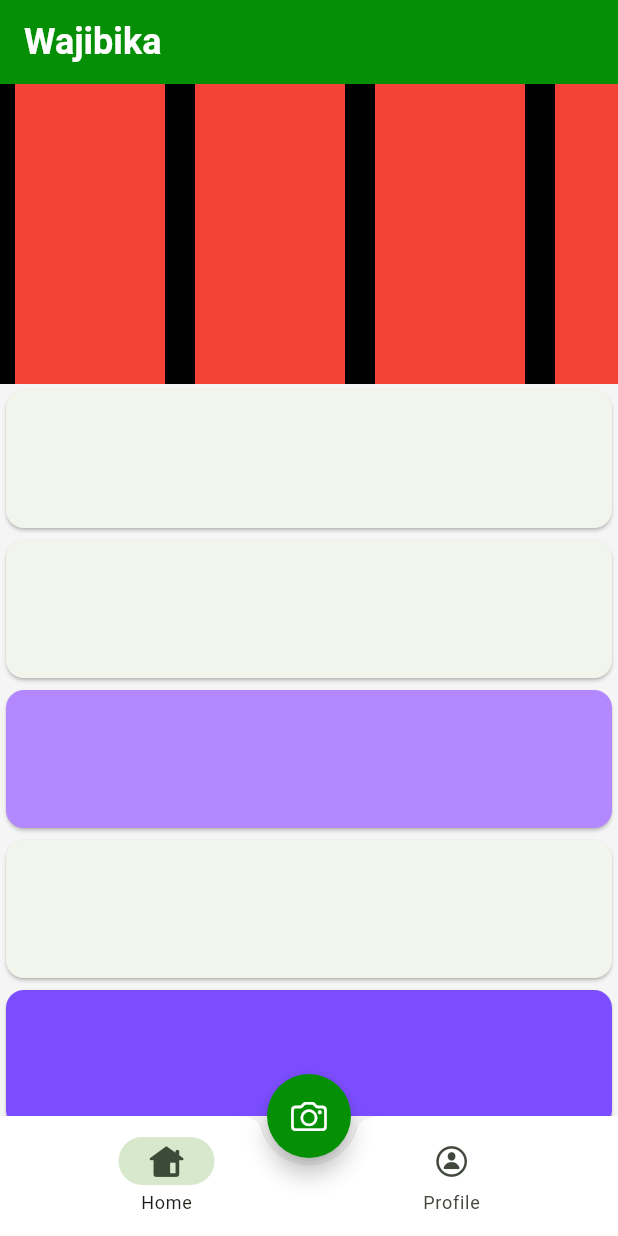
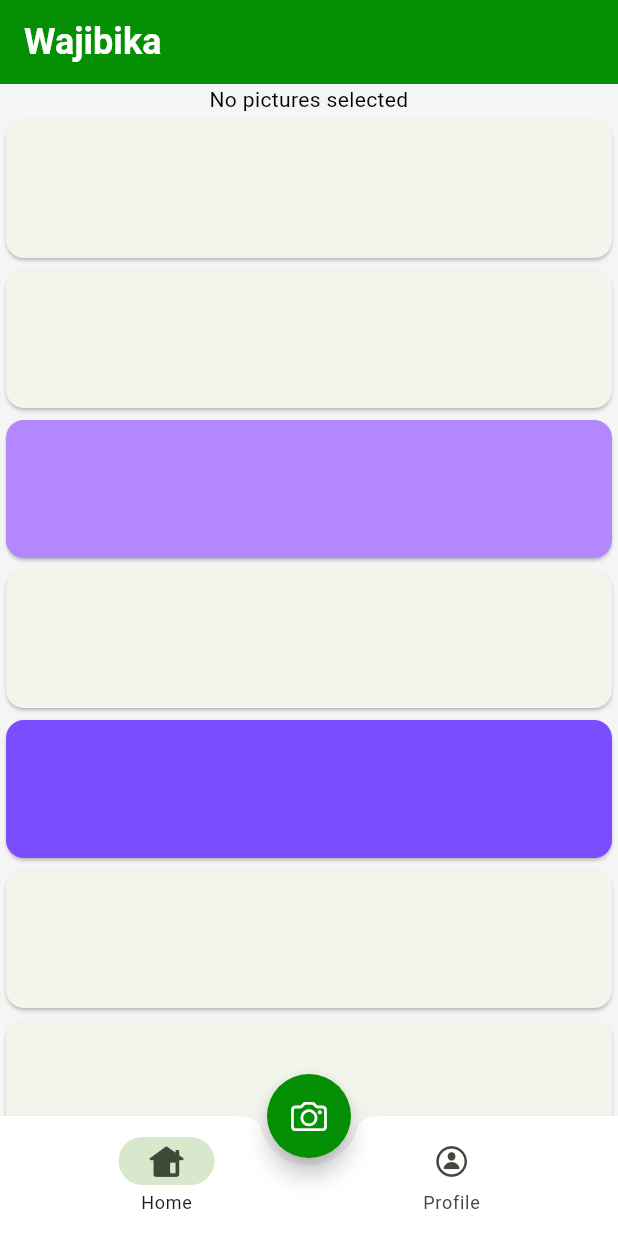
Before and after one commit to H-Munene/Wajibika_Mobile, a Flutter app: the HomePage screen opened directly, on a phone screen of 412 x 824 dp. Run offline on Flutter 3.47's test engine with Material 3 defaults, Android fonts, the phone set to English and light mode, and no system bars; our stand-ins replace bloc, cherry_toast, fluentui_system_icons, flutter_bloc, font_awesome_flutter, fpdart and 5 more; accounts and stored records are empty; project files that could hold a hidden picture were left out.

```diff
--- a/lib/main.dart
+++ b/lib/main.dart
@@ -2,6 +2,7 @@ import 'package:bloc_clean_arch/bloc_observer.dart';
 import 'package:bloc_clean_arch/core/core.dart';
 import 'package:bloc_clean_arch/locator.dart';
 import 'package:bloc_clean_arch/presentation/bloc/auth/auth_bloc.dart';
+import 'package:bloc_clean_arch/presentation/bloc/media/bloc/media_bloc.dart';
 import 'package:bloc_clean_arch/presentation/pages/auth/pages.dart';
 import 'package:bloc_clean_arch/presentation/providers/user_provider.dart';
 import 'package:flutter_bloc/flutter_bloc.dart';
@@ -16,7 +17,10 @@ void main() async {
 
   runApp(
     MultiBlocProvider(
-      providers: [BlocProvider(create: (_) => locator<AuthBloc>())],
+      providers: [
+        BlocProvider(create: (_) => locator<AuthBloc>()),
+        BlocProvider(create: (_) => MediaBloc()),
+      ],
       child: MultiProvider(
         providers: [
           ChangeNotifierProvider(create: (_) => locator<UserProvider>()),
--- a/lib/presentation/bloc/media/bloc/media_event.dart
+++ b/lib/presentation/bloc/media/bloc/media_event.dart
@@ -2,3 +2,7 @@ part of 'media_bloc.dart';
 
 @immutable
 sealed class MediaEvent {}
+
+final class MediaSelectImagesFromGallery extends MediaEvent {}
+
+final class MediaTakePictureWithCamera extends MediaEvent {}
--- a/lib/presentation/bloc/media/bloc/media_state.dart
+++ b/lib/presentation/bloc/media/bloc/media_state.dart
@@ -3,4 +3,12 @@ part of 'media_bloc.dart';
 @immutable
 sealed class MediaState {}
 
-final class MediaInitial extends MediaState {}
+final class MediaNoPicturesSelected extends MediaState {}
+
+final class MediaPictureSelectionFailed extends MediaState {}
+
+final class MediaPicturesSelectedFromGallery extends MediaState {
+  MediaPicturesSelectedFromGallery({required this.images});
+
+  final List<XFile> images;
+}
--- a/lib/presentation/pages/auth/screens/home_feed.dart
+++ b/lib/presentation/pages/auth/screens/home_feed.dart
@@ -1,6 +1,7 @@
-import 'dart:math';
+import 'dart:io';
 
-import 'package:bloc_clean_arch/presentation/providers/user_provider.dart';
+import 'package:bloc_clean_arch/core/core.dart';
+import 'package:bloc_clean_arch/presentation/bloc/media/bloc/media_bloc.dart';
 import 'package:flutter/material.dart';
 import 'package:flutter_bloc/flutter_bloc.dart';
 
@@ -17,20 +18,40 @@ class _HomeFeedState extends State<HomeFeed> {
     return CustomScrollView(
       slivers: [
         SliverToBoxAdapter(
-          child: Container(
-            color: Colors.black,
-
-            height: 200,
-            // width: 150,
+          child: BlocConsumer<MediaBloc, MediaState>(
+            listener: (context, state) {
+              if (state is MediaPictureSelectionFailed) {
+                SnackbarDefinition.errorSnackBar(
+                  context: context,
+                  message: 'Failed to select images',
+                );
+              }
+            },
+            builder: (context, state) {
+              if (state is MediaPicturesSelectedFromGallery) {
+                return SizedBox(
+                  height: 300,
                   child: ListView.builder(
-              itemCount: 4,
                     scrollDirection: Axis.horizontal,
+                    itemCount: state.images.length,
                     itemBuilder:
                         (context, index) => Padding(
                           padding: const EdgeInsets.symmetric(horizontal: 10),
-                    child: Container(width: 100, color: Colors.red),
+                          child: Image.file(
+                            width: 300,
+                            fit: BoxFit.cover,
+                            File(state.images[index].path),
                           ),
                         ),
+                  ),
+                );
+              } else {
+                return const Text(
+                  'No pictures selected',
+                  textAlign: TextAlign.center,
+                );
+              }
+            },
           ),
         ),
 
```
Also changed, not shown: lib/presentation/bloc/media/bloc/media_bloc.dart (+24 -5 lines), lib/presentation/pages/auth/home.dart (+6 -1 lines). Lines whose indentation alone changed are shown as unchanged.
